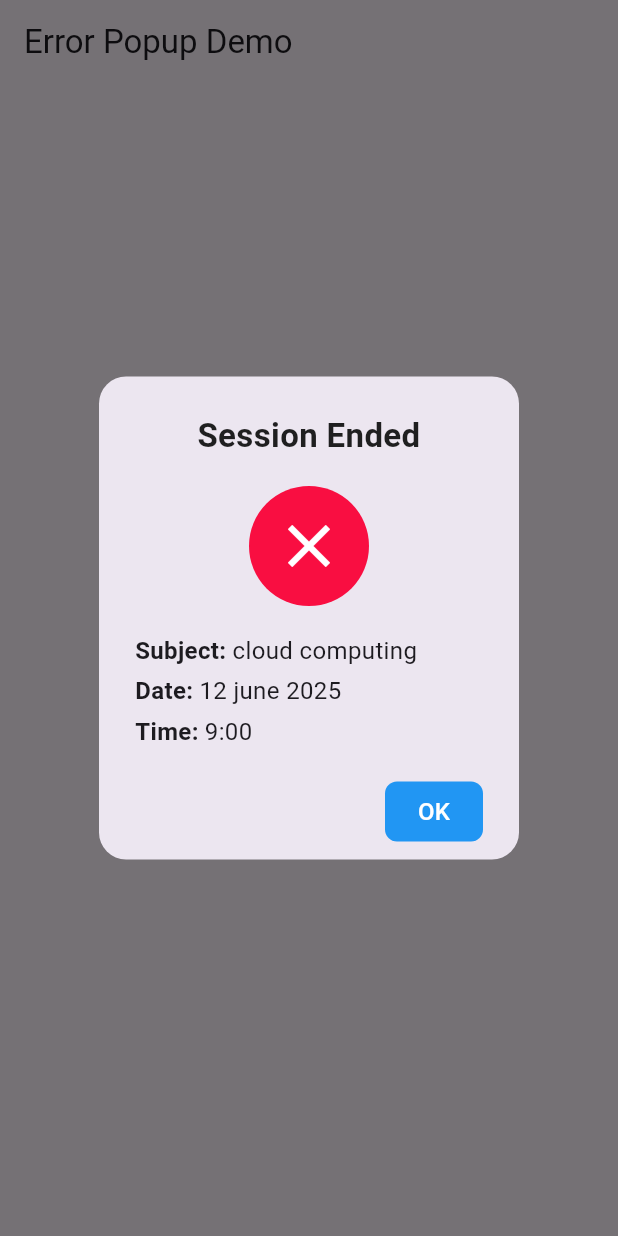
After one commit to AttendanceSys/attendance_system, a Flutter app: the screen it shows after launch, after a tap on "Show Error Popup", on a phone screen of 412 x 824 dp. The commit adds this screen. Run offline on Flutter 3.47's test engine with Material 3 defaults, Android fonts, the light colour scheme and no system bars; our stand-ins replace lucide_icons.

Commit message:
wax cusub

```diff
--- /dev/null
+++ b/lib/components/popup/error_popup.dart
@@ -0,0 +1,172 @@
+import 'package:flutter/material.dart';
+
+// DEMO WIDGET: Shows a button to open the ErrorPopup for testing/demo purposes
+class ErrorPopupDemoPage extends StatelessWidget {
+  const ErrorPopupDemoPage({Key? key}) : super(key: key);
+
+  @override
+  Widget build(BuildContext context) {
+    return Scaffold(
+      appBar: AppBar(title: const Text('Error Popup Demo')),
+      body: Center(
+        child: ElevatedButton(
+          onPressed: () {
+            showDialog(
+              context: context,
+              builder: (context) => ErrorPopup(
+                subject: 'cloud computing',
+                date: '12 june 2025',
+                time: '9:00',
+              ),
+            );
+          },
+          child: const Text('Show Error Popup'),
+        ),
+      ),
+    );
+  }
+}
+
+class ErrorPopup extends StatelessWidget {
+  final String subject;
+  final String date;
+  final String time;
+
+  const ErrorPopup({
+    Key? key,
+    required this.subject,
+    required this.date,
+    required this.time,
+  }) : super(key: key);
+
+  @override
+  Widget build(BuildContext context) {
+    final double screenWidth = MediaQuery.of(context).size.width;
+    final double dialogWidth = screenWidth < 400 ? screenWidth * 0.95 : 340;
+    return AlertDialog(
+      shape: RoundedRectangleBorder(borderRadius: BorderRadius.circular(18)),
+      contentPadding: const EdgeInsets.fromLTRB(24, 24, 24, 8),
+      insetPadding: const EdgeInsets.symmetric(horizontal: 8, vertical: 24),
+      content: ConstrainedBox(
+        constraints: BoxConstraints(maxWidth: dialogWidth),
+        child: SingleChildScrollView(
+          child: Column(
+            mainAxisSize: MainAxisSize.min,
+            crossAxisAlignment: CrossAxisAlignment.center,
+            children: [
+              const Text(
+                'Session Ended',
+                textAlign: TextAlign.center,
+                style: TextStyle(
+                  fontSize: 22,
+                  fontWeight: FontWeight.bold,
+                  color: Colors.black87,
+                ),
+              ),
+              const SizedBox(height: 18),
+              Container(
+                decoration: const BoxDecoration(
+                    color: Color(0xFFF90E41),
+                  shape: BoxShape.circle,
+                ),
+                padding: const EdgeInsets.all(16),
+                child: const Icon(Icons.close, color: Colors.white, size: 48),
+              ),
+              const SizedBox(height: 18),
+              Row(
+                crossAxisAlignment: CrossAxisAlignment.start,
+                children: [
+                  const Text(
+                    'Subject:',
+                    style: TextStyle(fontWeight: FontWeight.bold, fontSize: 16),
+                  ),
+                  const SizedBox(width: 4),
+                  Expanded(
+                    child: Text(
+                      subject,
+                      style: const TextStyle(
+                        fontWeight: FontWeight.normal,
+                        fontSize: 16,
+                      ),
+                    ),
+                  ),
+                ],
+              ),
+              const SizedBox(height: 4),
+              Row(
+                crossAxisAlignment: CrossAxisAlignment.start,
+                children: [
+                  const Text(
+                    'Date:',
+                    style: TextStyle(fontWeight: FontWeight.bold, fontSize: 16),
+                  ),
+                  const SizedBox(width: 4),
+                  Expanded(
+                    child: Text(
+                      date,
+                      style: const TextStyle(
+                        fontWeight: FontWeight.normal,
+                        fontSize: 16,
+                      ),
+                    ),
+                  ),
+                ],
+              ),
+              const SizedBox(height: 4),
+              Row(
+                crossAxisAlignment: CrossAxisAlignment.start,
+                children: [
+                  const Text(
+                    'Time:',
+                    style: TextStyle(fontWeight: FontWeight.bold, fontSize: 16),
+                  ),
+                  const SizedBox(width: 4),
+                  Expanded(
+                    child: Text(
+                      time,
+                      style: const TextStyle(
+                        fontWeight: FontWeight.normal,
+                        fontSize: 16,
+                      ),
+                    ),
+                  ),
+                ],
+              ),
+              const SizedBox(height: 18),
+              Align(
+                alignment: Alignment.centerRight,
+                child: TextButton(
+                  onPressed: () => Navigator.of(context).pop(),
+                  style: TextButton.styleFrom(
+                    backgroundColor: Colors.blue,
+                    shape: RoundedRectangleBorder(
+                      borderRadius: BorderRadius.circular(8),
+                    ),
+                    padding: const EdgeInsets.symmetric(
+                      horizontal: 22,
+                      vertical: 8,
+                    ),
+                  ),
+                  child: const Text(
+                    'OK',
+                    style: TextStyle(color: Colors.white, fontSize: 16),
+                  ),
+                ),
+              ),
+            ],
+          ),
+        ),
+      ),
+    );
+  }
+}
+
+// Usage example:
+// showDialog(
+//   context: context,
+//   builder: (context) => SuccessPopup(
+//     subject: 'cloud computing',
+//     date: '12 june 2025',
+//     time: '9:00',
+//   ),
+// );
--- a/lib/main.dart
+++ b/lib/main.dart
@@ -1,6 +1,11 @@
 import 'package:flutter/material.dart';
 import 'main_layout.dart'; // Correct import
 import 'faculty_admin_layout.dart';
+import 'teacher_layout.dart';
+import 'components/popup/success_popup.dart';
+// add error popup import
+import 'components/popup/error_popup.dart'; // Import for error popup
+
 
 class MyApp extends StatelessWidget {
   const MyApp({super.key});
@@ -14,7 +19,7 @@ class MyApp extends StatelessWidget {
         primarySwatch: Colors.indigo,
         useMaterial3: true,
       ),
-      home: const FacultyAdminLayout(),
+      home: const ErrorPopupDemoPage(),
     );
   }
 }
```
Also changed, not shown: lib/components/popup/success_popup.dart (added, +172 -0 lines), lib/components/sidebars/teacher_sidebar.dart (added, +151 -0 lines), lib/teacher_layout.dart (added, +114 -0 lines).
